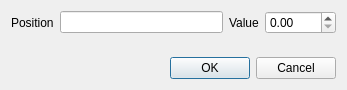
Before: the Qt Designer form src/ui/keyframedialog_ui.ui in KDE/kdenlive, drawn with Qt 5.
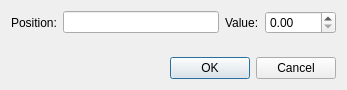
After: the same form once the commit is applied.

The edit to the form file:
```diff
--- a/src/ui/keyframedialog_ui.ui
+++ b/src/ui/keyframedialog_ui.ui
@@ -17,14 +17,14 @@
    <item row="0" column="0">
     <widget class="QLabel" name="clip_filesize_2">
      <property name="text">
-      <string>Position</string>
+      <string>Position:</string>
      </property>
     </widget>
    </item>
    <item row="0" column="4">
     <widget class="QLabel" name="clip_filesize_3">
      <property name="text">
-      <string>Value</string>
+      <string>Value:</string>
      </property>
     </widget>
    </item>
```
